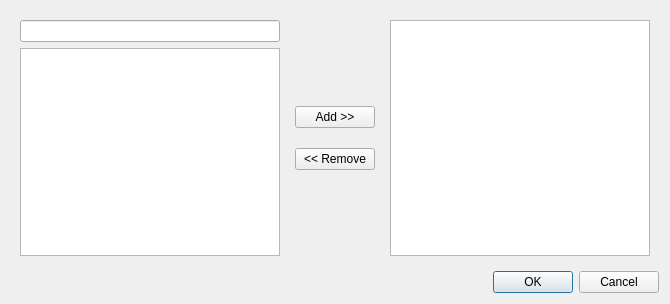
Before: the Qt Designer form src/widgets/multi_selector_dialog.ui in TheErevnaa/FoamMesh, drawn with Qt 5.
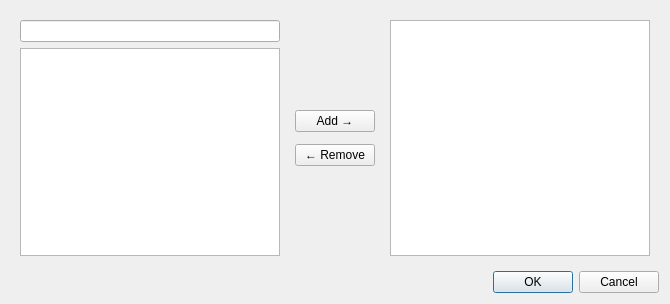
After: the same form once the commit is applied.

What changed in the file:
```diff
--- a/src/widgets/multi_selector_dialog.ui
+++ b/src/widgets/multi_selector_dialog.ui
@@ -49,7 +49,7 @@
        <widget class="QWidget" name="widget_2" native="true">
         <layout class="QVBoxLayout" name="verticalLayout_2">
          <property name="spacing">
-          <number>20</number>
+          <number>12</number>
          </property>
          <item>
           <spacer name="verticalSpacer">
@@ -67,14 +67,14 @@
          <item>
           <widget class="QPushButton" name="add">
            <property name="text">
-            <string>Add &gt;&gt;</string>
+            <string>Add →</string>
            </property>
           </widget>
          </item>
          <item>
           <widget class="QPushButton" name="remove">
            <property name="text">
-            <string>&lt;&lt; Remove</string>
+            <string>← Remove</string>
            </property>
           </widget>
          </item>
```
